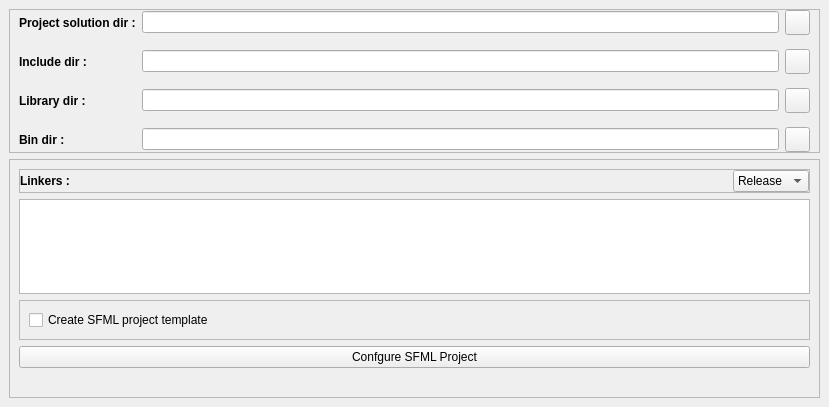
First picture: the form in main.ui, repository Harrypoggers25/SFMLProjectConfig, before the edit.
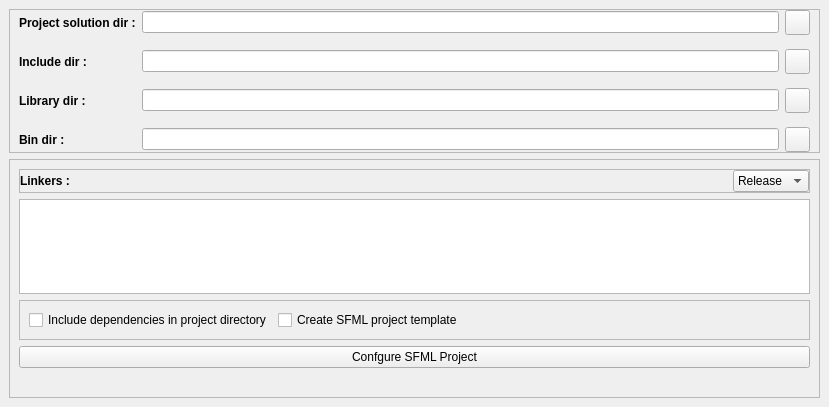
Second picture: the form after the edit. Icons and pictures are not drawn.

Commit message:
Added local dependencies option
-SFML project can now use local include and lib dependencies
-Implemented copy_to function to copy files from one dir to another
-Removed unnecessary functions

Diff of the .ui file:
```diff
--- a/main.ui
+++ b/main.ui
@@ -271,6 +271,13 @@
           <enum>QFrame::Raised</enum>
          </property>
          <layout class="QHBoxLayout" name="horizontalLayout_2">
+          <item>
+           <widget class="QCheckBox" name="cb_dependencies">
+            <property name="text">
+             <string>Include dependencies in project directory</string>
+            </property>
+           </widget>
+          </item>
           <item>
            <widget class="QCheckBox" name="cb_template">
             <property name="text">
@@ -278,6 +285,19 @@
             </property>
            </widget>
           </item>
+          <item>
+           <spacer name="horizontalSpacer_2">
+            <property name="orientation">
+             <enum>Qt::Horizontal</enum>
+            </property>
+            <property name="sizeHint" stdset="0">
+             <size>
+              <width>40</width>
+              <height>20</height>
+             </size>
+            </property>
+           </spacer>
+          </item>
          </layout>
         </widget>
        </item>
```
The commit also changes 4 other files.
